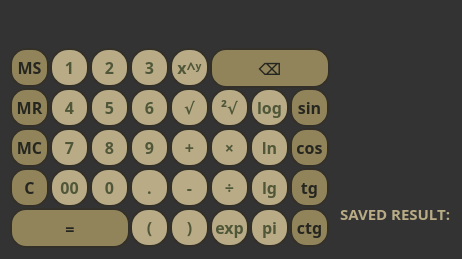
Old version of the form mainwindow.ui in the repository cha1n3aw/CremeCalc.
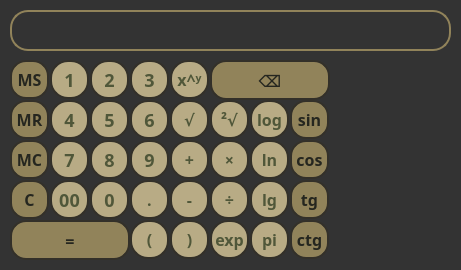
New version of the form.

```diff
--- a/mainwindow.ui
+++ b/mainwindow.ui
@@ -6,8 +6,8 @@
    <rect>
     <x>0</x>
     <y>0</y>
-    <width>462</width>
-    <height>259</height>
+    <width>461</width>
+    <height>270</height>
    </rect>
   </property>
   <property name="windowTitle">
@@ -25,7 +25,7 @@
     <property name="geometry">
      <rect>
       <x>50</x>
-      <y>48</y>
+      <y>60</y>
       <width>39</width>
       <height>39</height>
      </rect>
@@ -51,7 +51,7 @@
 	cursor:pointer;
 	color:#505739;
 	font-family:Trebuchet MS;
-	font-size:16px;
+	font-size:18px;
 	font-weight:bold;
 	text-decoration:none;
 	text-shadow:0px 1px 0px #ffffff;
@@ -73,7 +73,7 @@
     <property name="geometry">
      <rect>
       <x>90</x>
-      <y>48</y>
+      <y>60</y>
       <width>39</width>
       <height>39</height>
      </rect>
@@ -99,7 +99,7 @@
 	cursor:pointer;
 	color:#505739;
 	font-family:Trebuchet MS;
-	font-size:16px;
+	font-size:18px;
 	font-weight:bold;
 	text-decoration:none;
 	text-shadow:0px 1px 0px #ffffff;
@@ -121,7 +121,7 @@
     <property name="geometry">
      <rect>
       <x>130</x>
-      <y>48</y>
+      <y>60</y>
       <width>39</width>
       <height>39</height>
      </rect>
@@ -147,7 +147,7 @@
 	cursor:pointer;
 	color:#505739;
 	font-family:Trebuchet MS;
-	font-size:16px;
+	font-size:18px;
 	font-weight:bold;
 	text-decoration:none;
 	text-shadow:0px 1px 0px #ffffff;
@@ -169,7 +169,7 @@
     <property name="geometry">
      <rect>
       <x>50</x>
-      <y>88</y>
+      <y>100</y>
       <width>39</width>
       <height>39</height>
      </rect>
@@ -195,7 +195,7 @@
 	cursor:pointer;
 	color:#505739;
 	font-family:Trebuchet MS;
-	font-size:16px;
+	font-size:18px;
 	font-weight:bold;
 	text-decoration:none;
 	text-shadow:0px 1px 0px #ffffff;
@@ -217,7 +217,7 @@
     <property name="geometry">
      <rect>
       <x>90</x>
-      <y>88</y>
+      <y>100</y>
       <width>39</width>
       <height>39</height>
      </rect>
@@ -243,7 +243,7 @@
 	cursor:pointer;
 	color:#505739;
 	font-family:Trebuchet MS;
-	font-size:16px;
+	font-size:18px;
 	font-weight:bold;
 	text-decoration:none;
 	text-shadow:0px 1px 0px #ffffff;
@@ -265,7 +265,7 @@
     <property name="geometry">
      <rect>
       <x>130</x>
-      <y>88</y>
+      <y>100</y>
       <width>39</width>
       <height>39</height>
      </rect>
@@ -291,7 +291,7 @@
 	cursor:pointer;
 	color:#505739;
 	font-family:Trebuchet MS;
-	font-size:16px;
+	font-size:18px;
 	font-weight:bold;
 	text-decoration:none;
 	text-shadow:0px 1px 0px #ffffff;
@@ -313,7 +313,7 @@
     <property name="geometry">
      <rect>
       <x>50</x>
-      <y>128</y>
+      <y>140</y>
       <width>39</width>
       <height>39</height>
      </rect>
@@ -339,7 +339,7 @@
 	cursor:pointer;
 	color:#505739;
 	font-family:Trebuchet MS;
-	font-size:16px;
+	font-size:18px;
 	font-weight:bold;
 	text-decoration:none;
 	text-shadow:0px 1px 0px #ffffff;
@@ -361,7 +361,7 @@
     <property name="geometry">
      <rect>
       <x>90</x>
-      <y>128</y>
+      <y>140</y>
       <width>39</width>
       <height>39</height>
      </rect>
@@ -387,7 +387,7 @@
 	cursor:pointer;
 	color:#505739;
 	font-family:Trebuchet MS;
-	font-size:16px;
+	font-size:18px;
 	font-weight:bold;
 	text-decoration:none;
 	text-shadow:0px 1px 0px #ffffff;
@@ -409,7 +409,7 @@
     <property name="geometry">
      <rect>
       <x>130</x>
-      <y>128</y>
+      <y>140</y>
       <width>39</width>
       <height>39</height>
      </rect>
@@ -435,7 +435,7 @@
 	cursor:pointer;
 	color:#505739;
 	font-family:Trebuchet MS;
-	font-size:16px;
+	font-size:18px;
 	font-weight:bold;
 	text-decoration:none;
 	text-shadow:0px 1px 0px #ffffff;
@@ -457,7 +457,7 @@
     <property name="geometry">
      <rect>
       <x>90</x>
-      <y>168</y>
+      <y>180</y>
       <width>39</width>
       <height>39</height>
      </rect>
@@ -483,7 +483,7 @@
 	cursor:pointer;
 	color:#505739;
 	font-family:Trebuchet MS;
-	font-size:16px;
+	font-size:18px;
 	font-weight:bold;
 	text-decoration:none;
 	text-shadow:0px 1px 0px #ffffff;
@@ -505,7 +505,7 @@
     <property name="geometry">
      <rect>
       <x>10</x>
-      <y>208</y>
+      <y>220</y>
       <width>120</width>
       <height>40</height>
      </rect>
@@ -552,7 +552,7 @@
     <property name="geometry">
      <rect>
       <x>170</x>
-      <y>128</y>
+      <y>140</y>
       <width>39</width>
       <height>39</height>
      </rect>
@@ -600,7 +600,7 @@
     <property name="geometry">
      <rect>
       <x>170</x>
-      <y>168</y>
+      <y>180</y>
       <width>39</width>
       <height>39</height>
      </rect>
@@ -648,7 +648,7 @@
     <property name="geometry">
      <rect>
       <x>210</x>
-      <y>128</y>
+      <y>140</y>
       <width>39</width>
       <height>39</height>
      </rect>
@@ -696,7 +696,7 @@
     <property name="geometry">
      <rect>
       <x>210</x>
-      <y>168</y>
+      <y>180</y>
       <width>39</width>
       <height>39</height>
      </rect>
@@ -744,7 +744,7 @@
     <property name="geometry">
      <rect>
       <x>170</x>
-      <y>48</y>
+      <y>60</y>
       <width>39</width>
       <height>39</height>
      </rect>
@@ -792,7 +792,7 @@
     <property name="geometry">
      <rect>
       <x>170</x>
-      <y>88</y>
+      <y>100</y>
       <width>39</width>
       <height>39</height>
      </rect>
@@ -840,7 +840,7 @@
     <property name="geometry">
      <rect>
       <x>250</x>
-      <y>208</y>
+      <y>220</y>
       <width>39</width>
       <height>39</height>
      </rect>
@@ -888,7 +888,7 @@
     <property name="geometry">
      <rect>
       <x>130</x>
-      <y>168</y>
+      <y>180</y>
       <width>39</width>
       <height>39</height>
      </rect>
@@ -936,7 +936,7 @@
     <property name="geometry">
      <rect>
       <x>210</x>
-      <y>208</y>
+      <y>220</y>
       <width>39</width>
       <height>39</height>
      </rect>
@@ -984,7 +984,7 @@
     <property name="geometry">
      <rect>
       <x>10</x>
-      <y>168</y>
+      <y>180</y>
       <width>39</width>
       <height>39</height>
      </rect>
@@ -1031,7 +1031,7 @@
     <property name="geometry">
      <rect>
       <x>290</x>
-      <y>88</y>
+      <y>100</y>
       <width>39</width>
       <height>39</height>
      </rect>
@@ -1078,7 +1078,7 @@
     <property name="geometry">
      <rect>
       <x>290</x>
-      <y>128</y>
+      <y>140</y>
       <width>39</width>
       <height>39</height>
      </rect>
@@ -1125,7 +1125,7 @@
     <property name="geometry">
      <rect>
       <x>290</x>
-      <y>168</y>
+      <y>180</y>
       <width>39</width>
       <height>39</height>
      </rect>
@@ -1172,7 +1172,7 @@
     <property name="geometry">
      <rect>
       <x>250</x>
-      <y>168</y>
+      <y>180</y>
       <width>39</width>
       <height>39</height>
      </rect>
@@ -1220,7 +1220,7 @@
     <property name="geometry">
      <rect>
       <x>250</x>
-      <y>128</y>
+      <y>140</y>
       <width>39</width>
       <height>39</height>
      </rect>
@@ -1268,7 +1268,7 @@
     <property name="geometry">
      <rect>
       <x>130</x>
-      <y>208</y>
+      <y>220</y>
       <width>39</width>
       <height>39</height>
      </rect>
@@ -1316,7 +1316,7 @@
     <property name="geometry">
      <rect>
       <x>170</x>
-      <y>208</y>
+      <y>220</y>
       <width>39</width>
       <height>39</height>
      </rect>
@@ -1364,7 +1364,7 @@
     <property name="geometry">
      <rect>
       <x>290</x>
-      <y>208</y>
+      <y>220</y>
       <width>39</width>
       <height>39</height>
      </rect>
@@ -1411,7 +1411,7 @@
     <property name="geometry">
      <rect>
       <x>10</x>
-      <y>48</y>
+      <y>60</y>
       <width>39</width>
       <height>39</height>
      </rect>
@@ -1458,7 +1458,7 @@
     <property name="geometry">
      <rect>
       <x>10</x>
-      <y>88</y>
+      <y>100</y>
       <width>39</width>
       <height>39</height>
      </rect>
@@ -1505,7 +1505,7 @@
     <property name="geometry">
      <rect>
       <x>10</x>
-      <y>128</y>
+      <y>140</y>
       <width>39</width>
       <height>39</height>
      </rect>
@@ -1552,7 +1552,7 @@
     <property name="geometry">
      <rect>
       <x>10</x>
-      <y>8</y>
+      <y>10</y>
       <width>441</width>
       <height>41</height>
      </rect>
@@ -1566,12 +1566,25 @@
     <property name="font">
      <font>
       <family>Trebuchet MS</family>
-      <pointsize>16</pointsize>
+      <pointsize>-1</pointsize>
+      <weight>75</weight>
+      <bold>true</bold>
      </font>
     </property>
     <property name="styleSheet">
-     <string notr="true">QLabel{
+     <string notr="true">QLabel
+{
+  box-sizing: content-box;
+  border: 2px solid #91835a;
+  border-radius: 18px;
 color: #b8ab85;
+font-family:Trebuchet MS;
+font-size:18px;
+font-weight:bold;
+  text-overflow: clip;
+  background: transparent;
+padding-left: 10px;
+  transition: all 300ms cubic-bezier(0.42, 0, 0.58, 1);
 }</string>
     </property>
     <property name="text">
@@ -1582,7 +1595,7 @@
     <property name="geometry">
      <rect>
       <x>210</x>
-      <y>48</y>
+      <y>60</y>
       <width>120</width>
       <height>40</height>
      </rect>
@@ -1629,7 +1642,7 @@
     <property name="geometry">
      <rect>
       <x>210</x>
-      <y>88</y>
+      <y>100</y>
       <width>39</width>
       <height>39</height>
      </rect>
@@ -1673,49 +1686,11 @@
      <string>²√</string>
     </property>
    </widget>
-   <widget class="QLabel" name="savedhint">
-    <property name="geometry">
-     <rect>
-      <x>340</x>
-      <y>205</y>
-      <width>110</width>
-      <height>20</height>
-     </rect>
-    </property>
-    <property name="font">
-     <font>
-      <family>Trebuchet MS</family>
-      <pointsize>-1</pointsize>
-      <weight>75</weight>
-      <bold>true</bold>
-      <underline>false</underline>
-      <strikeout>false</strikeout>
-     </font>
-    </property>
-    <property name="styleSheet">
-     <string notr="true">QLabel 
-{
-	background-color:transparent;
-	color:#b8ab85;
-	font-family:Trebuchet MS;
-	font-size:15px;
-	font-weight:bold;
-	text-decoration:none;
-	text-shadow:0px 1px 0px #2d2e29;
-}</string>
-    </property>
-    <property name="text">
-     <string>SAVED RESULT: </string>
-    </property>
-    <property name="alignment">
-     <set>Qt::AlignBottom|Qt::AlignLeading|Qt::AlignLeft</set>
-    </property>
-   </widget>
    <widget class="QPushButton" name="btlog">
     <property name="geometry">
      <rect>
       <x>250</x>
-      <y>88</y>
+      <y>100</y>
       <width>39</width>
       <height>39</height>
      </rect>
@@ -1763,7 +1738,7 @@
     <property name="geometry">
      <rect>
       <x>50</x>
-      <y>168</y>
+      <y>180</y>
       <width>39</width>
       <height>39</height>
      </rect>
@@ -1789,7 +1764,7 @@
 	cursor:pointer;
 	color:#505739;
 	font-family:Trebuchet MS;
-	font-size:16px;
+	font-size:18px;
 	font-weight:bold;
 	text-decoration:none;
 	text-shadow:0px 1px 0px #ffffff;
@@ -1811,8 +1786,8 @@
     <property name="geometry">
      <rect>
       <x>340</x>
-      <y>88</y>
-      <width>110</width>
+      <y>70</y>
+      <width>111</width>
       <height>21</height>
      </rect>
     </property>
@@ -1842,15 +1817,15 @@
      <string/>
     </property>
     <property name="alignment">
-     <set>Qt::AlignBottom|Qt::AlignLeading|Qt::AlignLeft</set>
+     <set>Qt::AlignLeading|Qt::AlignLeft|Qt::AlignVCenter</set>
     </property>
    </widget>
    <widget class="QLabel" name="history_2">
     <property name="geometry">
      <rect>
       <x>340</x>
-      <y>118</y>
-      <width>110</width>
+      <y>110</y>
+      <width>111</width>
       <height>21</height>
      </rect>
     </property>
@@ -1880,15 +1855,15 @@
      <string/>
     </property>
     <property name="alignment">
-     <set>Qt::AlignBottom|Qt::AlignLeading|Qt::AlignLeft</set>
+     <set>Qt::AlignLeading|Qt::AlignLeft|Qt::AlignVCenter</set>
     </property>
    </widget>
    <widget class="QLabel" name="history_3">
     <property name="geometry">
      <rect>
       <x>340</x>
-      <y>148</y>
-      <width>110</width>
+      <y>150</y>
+      <width>111</width>
       <height>21</height>
      </rect>
     </property>
@@ -1918,15 +1893,15 @@
      <string/>
     </property>
     <property name="alignment">
-     <set>Qt::AlignBottom|Qt::AlignLeading|Qt::AlignLeft</set>
+     <set>Qt::AlignLeading|Qt::AlignLeft|Qt::AlignVCenter</set>
     </property>
    </widget>
    <widget class="QLabel" name="history_4">
     <property name="geometry">
      <rect>
       <x>340</x>
-      <y>178</y>
-      <width>110</width>
+      <y>190</y>
+      <width>111</width>
       <height>21</height>
      </rect>
     </property>
@@ -1956,15 +1931,15 @@
      <string/>
     </property>
     <property name="alignment">
-     <set>Qt::AlignBottom|Qt::AlignLeading|Qt::AlignLeft</set>
+     <set>Qt::AlignLeading|Qt::AlignLeft|Qt::AlignVCenter</set>
     </property>
    </widget>
    <widget class="QLabel" name="savedresult">
     <property name="geometry">
      <rect>
       <x>340</x>
-      <y>229</y>
-      <width>110</width>
+      <y>231</y>
+      <width>111</width>
       <height>20</height>
      </rect>
     </property>
```
Left out of the diff: 78 changed lines with no effect on the pictures.
